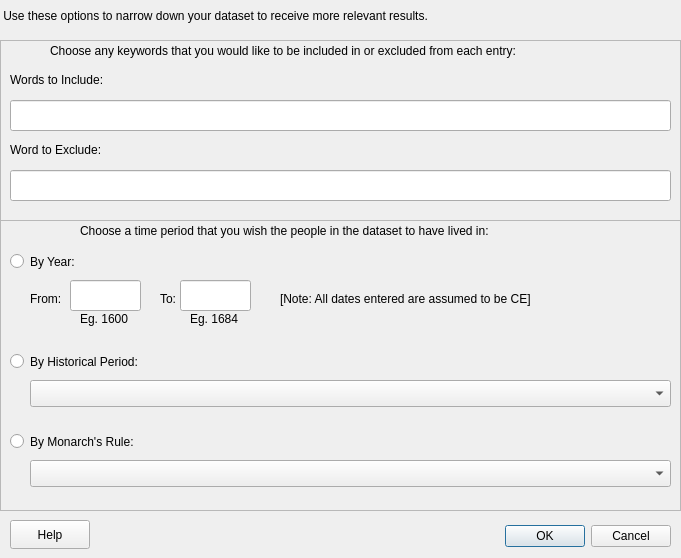
The window that words.ui (patrickdemond/OVis) describes before a commit, drawn with Qt 5.
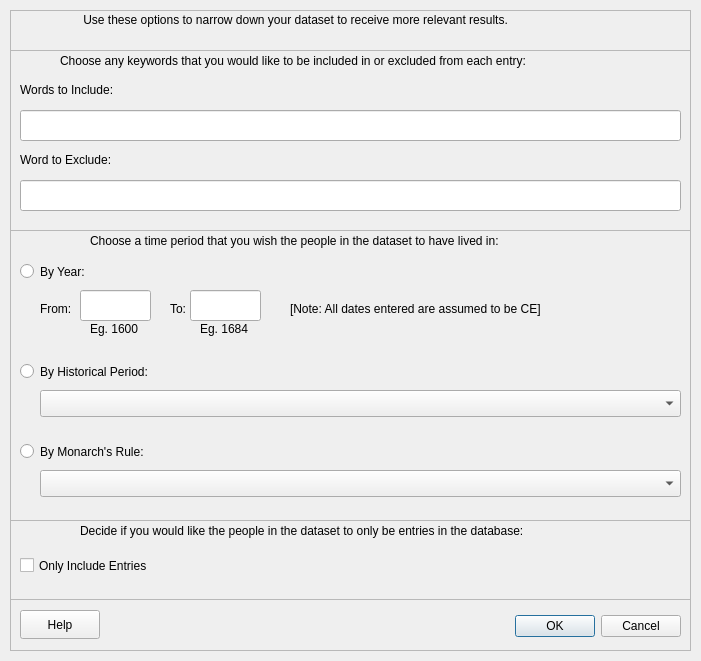
The same window after the commit.

Diff of the .ui file:
```diff
--- a/words.ui
+++ b/words.ui
@@ -6,8 +6,8 @@
    <rect>
     <x>0</x>
     <y>0</y>
-    <width>681</width>
-    <height>558</height>
+    <width>701</width>
+    <height>661</height>
    </rect>
   </property>
   <property name="sizePolicy">
@@ -19,42 +19,22 @@
   <property name="windowTitle">
    <string>Relevant Information for Dataset</string>
   </property>
-  <widget class="QDialogButtonBox" name="buttonBox">
-   <property name="geometry">
-    <rect>
-     <x>490</x>
-     <y>520</y>
-     <width>181</width>
-     <height>32</height>
-    </rect>
-   </property>
-   <property name="orientation">
-    <enum>Qt::Horizontal</enum>
-   </property>
-   <property name="standardButtons">
-    <set>QDialogButtonBox::Cancel|QDialogButtonBox::Ok</set>
-   </property>
-  </widget>
-  <widget class="QPushButton" name="pushButton">
-   <property name="geometry">
-    <rect>
-     <x>10</x>
-     <y>520</y>
-     <width>80</width>
-     <height>29</height>
-    </rect>
-   </property>
-   <property name="text">
-    <string>Help</string>
-   </property>
-  </widget>
+  <property name="windowFilePath">
+   <string notr="true"/>
+  </property>
+  <property name="sizeGripEnabled">
+   <bool>false</bool>
+  </property>
+  <property name="modal">
+   <bool>false</bool>
+  </property>
   <widget class="QFrame" name="frame">
    <property name="geometry">
     <rect>
-     <x>0</x>
-     <y>40</y>
+     <x>10</x>
+     <y>10</y>
      <width>681</width>
-     <height>181</height>
+     <height>641</height>
     </rect>
    </property>
    <property name="frameShape">
@@ -63,69 +43,6 @@
    <property name="frameShadow">
     <enum>QFrame::Raised</enum>
    </property>
-   <widget class="QLabel" name="label_3">
-    <property name="geometry">
-     <rect>
-      <x>50</x>
-      <y>0</y>
-      <width>571</width>
-      <height>21</height>
-     </rect>
-    </property>
-    <property name="text">
-     <string>Choose any keywords that you would like to be included in or excluded from each entry:</string>
-    </property>
-   </widget>
-   <widget class="QLineEdit" name="lineEdit_2">
-    <property name="geometry">
-     <rect>
-      <x>10</x>
-      <y>130</y>
-      <width>661</width>
-      <height>31</height>
-     </rect>
-    </property>
-    <property name="mouseTracking">
-     <bool>true</bool>
-    </property>
-   </widget>
-   <widget class="QLineEdit" name="lineEdit">
-    <property name="geometry">
-     <rect>
-      <x>10</x>
-      <y>60</y>
-      <width>661</width>
-      <height>31</height>
-     </rect>
-    </property>
-   </widget>
-   <widget class="QLabel" name="label_2">
-    <property name="geometry">
-     <rect>
-      <x>10</x>
-      <y>100</y>
-      <width>111</width>
-      <height>19</height>
-     </rect>
-    </property>
-    <property name="text">
-     <string>Word to Exclude:</string>
-    </property>
-   </widget>
-   <widget class="QLabel" name="label">
-    <property name="geometry">
-     <rect>
-      <x>10</x>
-      <y>30</y>
-      <width>111</width>
-      <height>19</height>
-     </rect>
-    </property>
-    <property name="text">
-     <string>Words to Include: </string>
-    </property>
-   </widget>
-  </widget>
   <widget class="QFrame" name="frame_2">
    <property name="geometry">
     <rect>
@@ -299,19 +216,175 @@
     </property>
    </widget>
   </widget>
+   <widget class="QDialogButtonBox" name="buttonBox">
+    <property name="geometry">
+     <rect>
+      <x>490</x>
+      <y>600</y>
+      <width>181</width>
+      <height>32</height>
+     </rect>
+    </property>
+    <property name="orientation">
+     <enum>Qt::Horizontal</enum>
+    </property>
+    <property name="standardButtons">
+     <set>QDialogButtonBox::Cancel|QDialogButtonBox::Ok</set>
+    </property>
+   </widget>
+   <widget class="QFrame" name="frame_3">
+    <property name="geometry">
+     <rect>
+      <x>0</x>
+      <y>40</y>
+      <width>681</width>
+      <height>181</height>
+     </rect>
+    </property>
+    <property name="frameShape">
+     <enum>QFrame::StyledPanel</enum>
+    </property>
+    <property name="frameShadow">
+     <enum>QFrame::Raised</enum>
+    </property>
+    <widget class="QLabel" name="label_3">
+     <property name="geometry">
+      <rect>
+       <x>50</x>
+       <y>0</y>
+       <width>571</width>
+       <height>21</height>
+      </rect>
+     </property>
+     <property name="text">
+      <string>Choose any keywords that you would like to be included in or excluded from each entry:</string>
+     </property>
+    </widget>
+    <widget class="QLineEdit" name="lineEdit_2">
+     <property name="geometry">
+      <rect>
+       <x>10</x>
+       <y>130</y>
+       <width>661</width>
+       <height>31</height>
+      </rect>
+     </property>
+     <property name="mouseTracking">
+      <bool>true</bool>
+     </property>
+    </widget>
+    <widget class="QLineEdit" name="lineEdit">
+     <property name="geometry">
+      <rect>
+       <x>10</x>
+       <y>60</y>
+       <width>661</width>
+       <height>31</height>
+      </rect>
+     </property>
+    </widget>
+    <widget class="QLabel" name="label_2">
+     <property name="geometry">
+      <rect>
+       <x>10</x>
+       <y>100</y>
+       <width>111</width>
+       <height>19</height>
+      </rect>
+     </property>
+     <property name="text">
+      <string>Word to Exclude:</string>
+     </property>
+    </widget>
+    <widget class="QLabel" name="label">
+     <property name="geometry">
+      <rect>
+       <x>10</x>
+       <y>30</y>
+       <width>111</width>
+       <height>19</height>
+      </rect>
+     </property>
+     <property name="text">
+      <string>Words to Include: </string>
+     </property>
+    </widget>
+   </widget>
+   <widget class="QPushButton" name="pushButton">
+    <property name="geometry">
+     <rect>
+      <x>10</x>
+      <y>600</y>
+      <width>80</width>
+      <height>29</height>
+     </rect>
+    </property>
+    <property name="text">
+     <string>Help</string>
+    </property>
+   </widget>
   <widget class="QLabel" name="label_4">
    <property name="geometry">
     <rect>
-     <x>0</x>
+      <x>70</x>
      <y>0</y>
-     <width>681</width>
-     <height>31</height>
-    </rect>
-   </property>
+      <width>531</width>
+      <height>20</height>
+     </rect>
+    </property>
+    <property name="font">
+     <font>
+      <weight>50</weight>
+      <bold>false</bold>
+     </font>
+    </property>
    <property name="text">
     <string> Use these options to narrow down your dataset to receive more relevant results.</string>
    </property>
   </widget>
+   <widget class="QFrame" name="frame_4">
+    <property name="geometry">
+     <rect>
+      <x>0</x>
+      <y>510</y>
+      <width>681</width>
+      <height>80</height>
+     </rect>
+    </property>
+    <property name="frameShape">
+     <enum>QFrame::StyledPanel</enum>
+    </property>
+    <property name="frameShadow">
+     <enum>QFrame::Raised</enum>
+    </property>
+    <widget class="QLabel" name="label_10">
+     <property name="geometry">
+      <rect>
+       <x>70</x>
+       <y>0</y>
+       <width>551</width>
+       <height>21</height>
+      </rect>
+     </property>
+     <property name="text">
+      <string>Decide if you would like the people in the dataset to only be entries in the database:</string>
+     </property>
+    </widget>
+    <widget class="QCheckBox" name="checkBox">
+     <property name="geometry">
+      <rect>
+       <x>10</x>
+       <y>30</y>
+       <width>171</width>
+       <height>31</height>
+      </rect>
+     </property>
+     <property name="text">
+      <string>Only Include Entries</string>
+     </property>
+    </widget>
+   </widget>
+  </widget>
  </widget>
  <tabstops>
   <tabstop>lineEdit</tabstop>
```
Left out of the diff: 36 changed lines with no effect on the pictures. Lines whose indentation alone changed are shown as unchanged.
